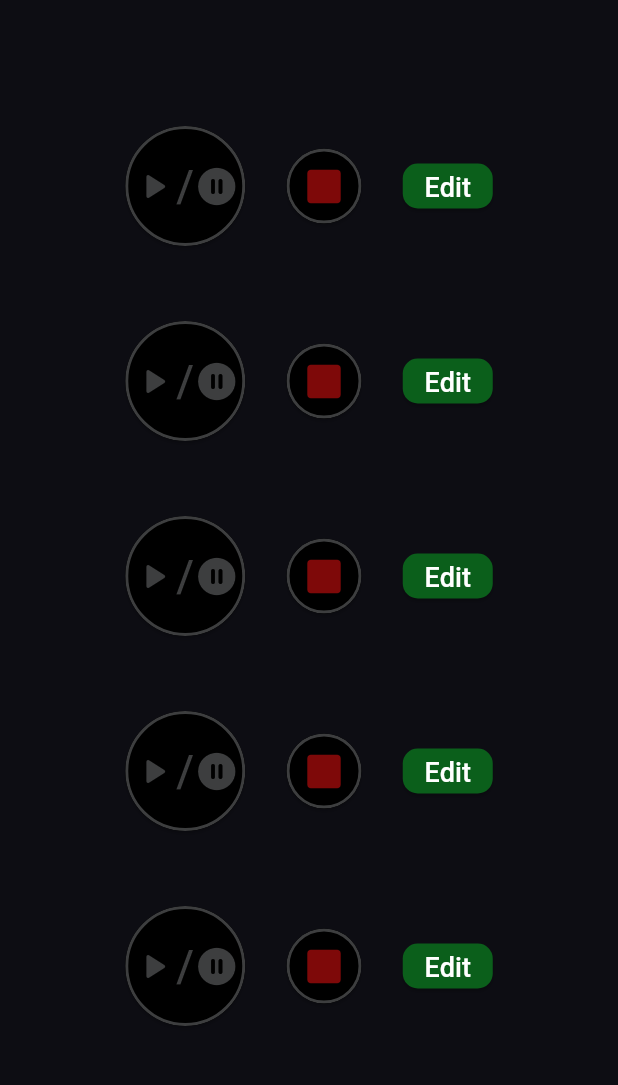
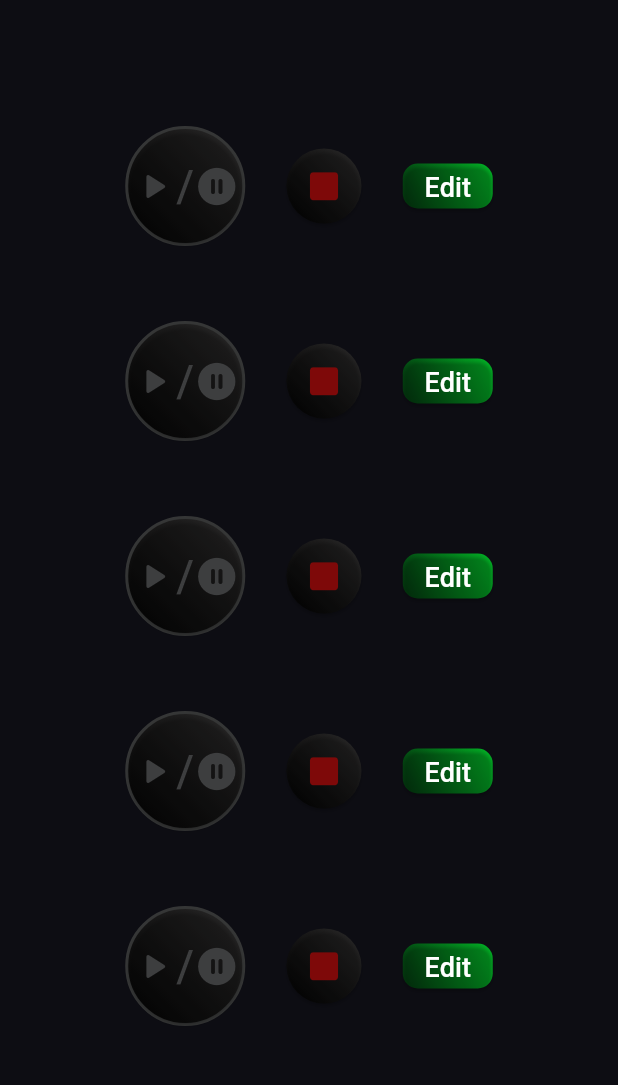
Before and after one commit to ondrey-16/Voice-Looper-Mobile-App, a Flutter app: the screen it shows after launch, on a phone screen of 412 x 824 dp, the part 84-1169 px from its top. Run offline on Flutter 3.47's test engine with Material 3 defaults, Android fonts, the light colour scheme and no system bars.

Commit message:
Added gradient and changed colors of buttons in loop path

```diff
--- a/vocal_looper_app/lib/loop_path.dart
+++ b/vocal_looper_app/lib/loop_path.dart
@@ -11,16 +11,26 @@ class LoopPath extends StatelessWidget {
           SizedBox(
             width: 80,
             height: 80,
+            child: Container(
+              decoration: BoxDecoration(
+                shape: BoxShape.circle,
+                gradient: LinearGradient(
+                  begin: Alignment.bottomLeft,
+                  end: Alignment.topRight,
+                  colors: [
+                    Color.fromARGB(255, 0, 0, 0),
+                    Color.fromARGB(255, 44, 43, 43),
+                  ],
+                ),
+                border: Border.all(
+                  color: Color.fromARGB(255, 53, 54, 54),
+                  width: 2,
+                ),
+              ),
               child: ElevatedButton(
                 clipBehavior: Clip.antiAlias,
                 style: ElevatedButton.styleFrom(
-                backgroundColor: Color.fromARGB(255, 0, 0, 0),
-                shape: CircleBorder(
-                  side: BorderSide(
-                    color: Color.fromARGB(255, 61, 62, 63),
-                    width: 2,
-                  ),
-                ),
+                  backgroundColor: Colors.transparent,
                   padding: EdgeInsets.zero,
                 ),
                 onPressed: /*TODO*/ () => {},
@@ -48,38 +58,59 @@ class LoopPath extends StatelessWidget {
                 ),
               ),
             ),
+          ),
           SizedBox(
             width: 50,
             height: 50,
+            child: Container(
+              decoration: BoxDecoration(
+                shape: BoxShape.circle,
+                gradient: LinearGradient(
+                  begin: Alignment.bottomLeft,
+                  end: Alignment.topRight,
+                  colors: [
+                    Color.fromARGB(255, 0, 0, 0),
+                    Color.fromARGB(255, 44, 43, 43),
+                  ],
+                ),
+              ),
               child: ElevatedButton(
                 clipBehavior: Clip.antiAlias,
                 style: ElevatedButton.styleFrom(
-                backgroundColor: Color.fromARGB(255, 0, 0, 0),
-                shape: CircleBorder(
-                  side: BorderSide(
-                    color: Color.fromARGB(255, 61, 62, 63),
-                    width: 2,
-                  ),
-                ),
+                  backgroundColor: Colors.transparent,
                   padding: EdgeInsets.zero,
                 ),
                 onPressed: /*TODO*/ () => {},
                 child: Icon(
                   Icons.square_rounded,
                   color: Color.fromARGB(255, 126, 9, 9),
-                size: 30,
+                  size: 25,
+                ),
               ),
             ),
           ),
           SizedBox(
             height: 30,
             width: 60,
+            child: Container(
+              decoration: BoxDecoration(
+                shape: BoxShape.rectangle,
+                borderRadius: BorderRadius.circular(10),
+                gradient: LinearGradient(
+                  begin: Alignment.bottomLeft,
+                  end: Alignment.topRight,
+                  colors: [
+                    Color.fromARGB(255, 3, 54, 15),
+                    Color.fromARGB(255, 2, 188, 39),
+                  ],
+                ),
+              ),
               child: ElevatedButton(
                 clipBehavior: Clip.antiAlias,
                 style: TextButton.styleFrom(
-                backgroundColor: const Color.fromARGB(255, 11, 95, 27),
+                  backgroundColor: Colors.transparent,
                   shape: RoundedRectangleBorder(
-                  borderRadius: BorderRadius.circular(10),
+                    borderRadius: BorderRadiusGeometry.circular(10),
                   ),
                   padding: EdgeInsets.all(3),
                 ),
@@ -93,6 +124,7 @@ class LoopPath extends StatelessWidget {
                 ),
               ),
             ),
+          ),
         ],
       ),
     );
```
Lines whose indentation alone changed are shown as unchanged.
